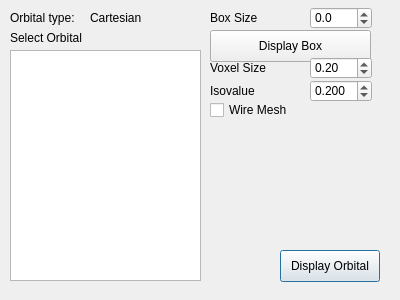
Above: src/molara/gui/mos_dialog.ui from Molara-Lab/Molara before the change. Below: the same form after it.
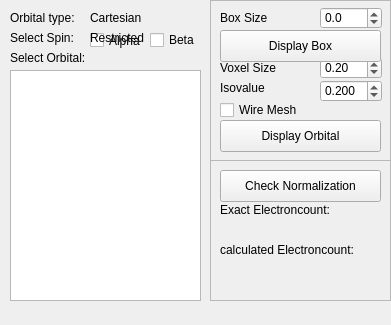
That is the form after the change.

Commit message: Add unrestricted output and normalization

The edit to the form file:
```diff
--- a/src/molara/gui/mos_dialog.ui
+++ b/src/molara/gui/mos_dialog.ui
@@ -6,26 +6,13 @@
    <rect>
     <x>0</x>
     <y>0</y>
-    <width>400</width>
-    <height>300</height>
+    <width>391</width>
+    <height>325</height>
    </rect>
   </property>
   <property name="windowTitle">
    <string>Orbitals</string>
   </property>
-  <widget class="QPushButton" name="displayMos">
-   <property name="geometry">
-    <rect>
-     <x>280</x>
-     <y>250</y>
-     <width>100</width>
-     <height>32</height>
-    </rect>
-   </property>
-   <property name="text">
-    <string>Display Orbital</string>
-   </property>
-  </widget>
   <widget class="QLabel" name="label">
    <property name="geometry">
     <rect>
@@ -56,29 +43,180 @@
    <property name="geometry">
     <rect>
      <x>10</x>
-     <y>30</y>
-     <width>91</width>
-     <height>16</height>
-    </rect>
-   </property>
-   <property name="text">
-    <string>Select Orbital</string>
-   </property>
-  </widget>
-  <widget class="QTableWidget" name="orbitalSelector">
-   <property name="geometry">
-    <rect>
-     <x>10</x>
      <y>50</y>
+     <width>91</width>
+     <height>16</height>
+    </rect>
+   </property>
+   <property name="text">
+    <string>Select Orbital:</string>
+   </property>
+  </widget>
+  <widget class="QTableWidget" name="orbitalSelector">
+   <property name="geometry">
+    <rect>
+     <x>10</x>
+     <y>70</y>
      <width>191</width>
      <height>231</height>
     </rect>
    </property>
   </widget>
+  <widget class="QLabel" name="label_7">
+   <property name="geometry">
+    <rect>
+     <x>10</x>
+     <y>30</y>
+     <width>91</width>
+     <height>16</height>
+    </rect>
+   </property>
+   <property name="text">
+    <string>Select Spin:</string>
+   </property>
+  </widget>
+  <widget class="QCheckBox" name="alphaCheckBox">
+   <property name="geometry">
+    <rect>
+     <x>90</x>
+     <y>30</y>
+     <width>61</width>
+     <height>21</height>
+    </rect>
+   </property>
+   <property name="text">
+    <string>Alpha</string>
+   </property>
+  </widget>
+  <widget class="QCheckBox" name="betaCheckBox">
+   <property name="geometry">
+    <rect>
+     <x>150</x>
+     <y>30</y>
+     <width>61</width>
+     <height>20</height>
+    </rect>
+   </property>
+   <property name="text">
+    <string>Beta</string>
+   </property>
+  </widget>
+  <widget class="QLabel" name="restrictedLabel">
+   <property name="geometry">
+    <rect>
+     <x>90</x>
+     <y>30</y>
+     <width>61</width>
+     <height>16</height>
+    </rect>
+   </property>
+   <property name="text">
+    <string>Restricted</string>
+   </property>
+  </widget>
+  <widget class="QFrame" name="frame">
+   <property name="geometry">
+    <rect>
+     <x>210</x>
+     <y>160</y>
+     <width>181</width>
+     <height>141</height>
+    </rect>
+   </property>
+   <property name="frameShape">
+    <enum>QFrame::StyledPanel</enum>
+   </property>
+   <property name="frameShadow">
+    <enum>QFrame::Raised</enum>
+   </property>
+   <widget class="QLabel" name="label_2">
+    <property name="geometry">
+     <rect>
+      <x>10</x>
+      <y>40</y>
+      <width>131</width>
+      <height>20</height>
+     </rect>
+    </property>
+    <property name="text">
+     <string>Exact Electroncount:</string>
+    </property>
+   </widget>
+   <widget class="QLabel" name="label_8">
+    <property name="geometry">
+     <rect>
+      <x>10</x>
+      <y>80</y>
+      <width>161</width>
+      <height>20</height>
+     </rect>
+    </property>
+    <property name="text">
+     <string>calculated Electroncount:</string>
+    </property>
+   </widget>
+   <widget class="QLabel" name="exactCountLabel">
+    <property name="geometry">
+     <rect>
+      <x>10</x>
+      <y>60</y>
+      <width>131</width>
+      <height>20</height>
+     </rect>
+    </property>
+    <property name="text">
+     <string/>
+    </property>
+   </widget>
+   <widget class="QPushButton" name="normalizationButton">
+    <property name="geometry">
+     <rect>
+      <x>10</x>
+      <y>10</y>
+      <width>161</width>
+      <height>32</height>
+     </rect>
+    </property>
+    <property name="text">
+     <string>Check Normalization</string>
+    </property>
+    <property name="autoDefault">
+     <bool>false</bool>
+    </property>
+   </widget>
+   <widget class="QLabel" name="calculatedCountLabel">
+    <property name="geometry">
+     <rect>
+      <x>10</x>
+      <y>100</y>
+      <width>131</width>
+      <height>20</height>
+     </rect>
+    </property>
+    <property name="text">
+     <string/>
+    </property>
+   </widget>
+  </widget>
+  <widget class="QFrame" name="frame_2">
+   <property name="geometry">
+    <rect>
+     <x>210</x>
+     <y>0</y>
+     <width>181</width>
+     <height>161</height>
+    </rect>
+   </property>
+   <property name="frameShape">
+    <enum>QFrame::StyledPanel</enum>
+   </property>
+   <property name="frameShadow">
+    <enum>QFrame::Raised</enum>
+   </property>
   <widget class="QLabel" name="label_4">
    <property name="geometry">
     <rect>
-     <x>210</x>
+      <x>10</x>
      <y>10</y>
      <width>91</width>
      <height>16</height>
@@ -88,10 +226,35 @@
     <string>Box Size</string>
    </property>
   </widget>
+   <widget class="QDoubleSpinBox" name="voxelSizeSpinBox">
+    <property name="geometry">
+     <rect>
+      <x>110</x>
+      <y>57</y>
+      <width>62</width>
+      <height>22</height>
+     </rect>
+    </property>
+    <property name="decimals">
+     <number>2</number>
+    </property>
+    <property name="minimum">
+     <double>0.050000000000000</double>
+    </property>
+    <property name="maximum">
+     <double>1.000000000000000</double>
+    </property>
+    <property name="singleStep">
+     <double>0.050000000000000</double>
+    </property>
+    <property name="value">
+     <double>0.200000000000000</double>
+    </property>
+   </widget>
   <widget class="QDoubleSpinBox" name="cubeBoxSizeSpinBox">
    <property name="geometry">
     <rect>
-     <x>310</x>
+      <x>110</x>
      <y>7</y>
      <width>62</width>
      <height>22</height>
@@ -113,48 +276,23 @@
     <double>0.000000000000000</double>
    </property>
   </widget>
-  <widget class="QPushButton" name="toggleDisplayBoxButton">
+   <widget class="QCheckBox" name="checkBoxWireMesh">
    <property name="geometry">
     <rect>
-     <x>210</x>
-     <y>30</y>
-     <width>161</width>
-     <height>32</height>
+      <x>10</x>
+      <y>100</y>
+      <width>85</width>
+      <height>20</height>
     </rect>
    </property>
    <property name="text">
-    <string>Display Box</string>
-   </property>
-  </widget>
-  <widget class="QDoubleSpinBox" name="voxelSizeSpinBox">
-   <property name="geometry">
-    <rect>
-     <x>310</x>
-     <y>57</y>
-     <width>62</width>
-     <height>22</height>
-    </rect>
-   </property>
-   <property name="decimals">
-    <number>2</number>
-   </property>
-   <property name="minimum">
-    <double>0.050000000000000</double>
-   </property>
-   <property name="maximum">
-    <double>1.000000000000000</double>
-   </property>
-   <property name="singleStep">
-    <double>0.050000000000000</double>
-   </property>
-   <property name="value">
-    <double>0.200000000000000</double>
+     <string>Wire Mesh</string>
    </property>
   </widget>
   <widget class="QLabel" name="label_5">
    <property name="geometry">
     <rect>
-     <x>210</x>
+      <x>10</x>
      <y>60</y>
      <width>91</width>
      <height>16</height>
@@ -167,8 +305,8 @@
   <widget class="QLabel" name="label_6">
    <property name="geometry">
     <rect>
-     <x>210</x>
-     <y>83</y>
+      <x>10</x>
+      <y>80</y>
      <width>91</width>
      <height>16</height>
     </rect>
@@ -177,10 +315,42 @@
     <string>Isovalue</string>
    </property>
   </widget>
+   <widget class="QPushButton" name="toggleDisplayBoxButton">
+    <property name="geometry">
+     <rect>
+      <x>10</x>
+      <y>30</y>
+      <width>161</width>
+      <height>32</height>
+     </rect>
+    </property>
+    <property name="text">
+     <string>Display Box</string>
+    </property>
+    <property name="autoDefault">
+     <bool>false</bool>
+    </property>
+   </widget>
+   <widget class="QPushButton" name="displayMos">
+    <property name="geometry">
+     <rect>
+      <x>10</x>
+      <y>120</y>
+      <width>161</width>
+      <height>32</height>
+     </rect>
+    </property>
+    <property name="text">
+     <string>Display Orbital</string>
+    </property>
+    <property name="autoDefault">
+     <bool>false</bool>
+    </property>
+   </widget>
   <widget class="QDoubleSpinBox" name="isoValueSpinBox">
    <property name="geometry">
     <rect>
-     <x>310</x>
+      <x>110</x>
      <y>80</y>
      <width>62</width>
      <height>22</height>
@@ -202,18 +372,6 @@
     <double>0.200000000000000</double>
    </property>
   </widget>
-  <widget class="QCheckBox" name="checkBoxWireMesh">
-   <property name="geometry">
-    <rect>
-     <x>210</x>
-     <y>100</y>
-     <width>85</width>
-     <height>20</height>
-    </rect>
-   </property>
-   <property name="text">
-    <string>Wire Mesh</string>
-   </property>
   </widget>
  </widget>
  <resources/>
```
Lines whose indentation alone changed are shown as unchanged. The commit also changes 6 other files.
